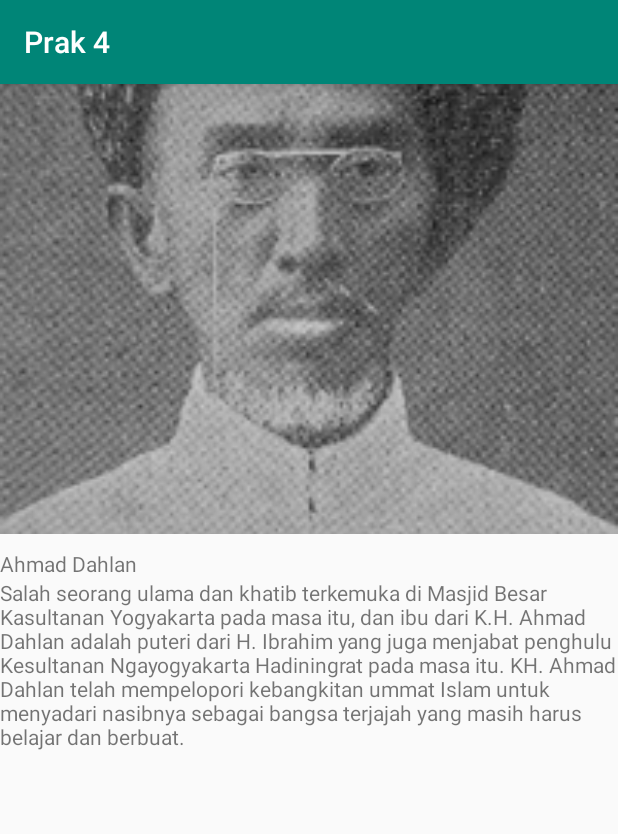
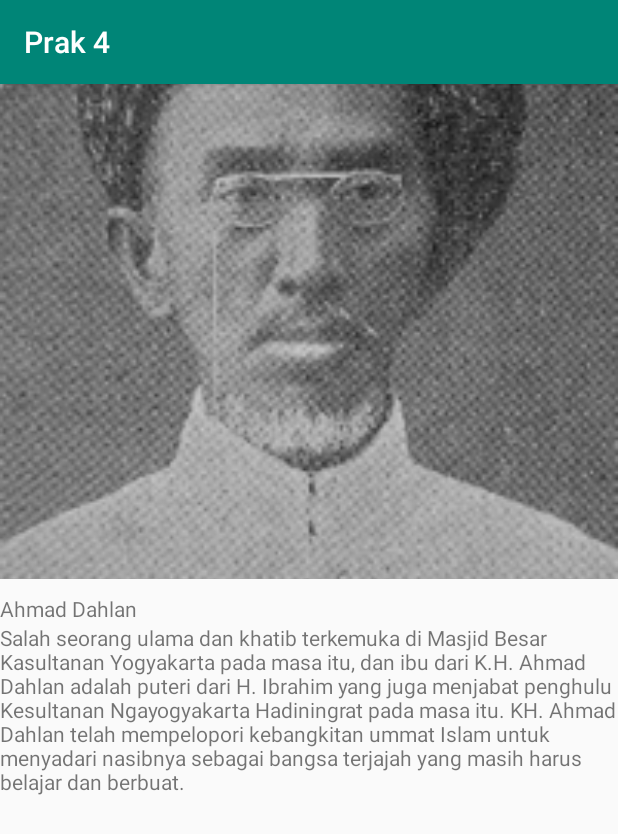
Before and after one commit to qiqigunscloud/Prak5, an Android app: the screen it shows after launch (ActivityDetail before the commit, MainActivity after it), after a tap on "Ahmad Dahlan", on a phone screen of 412 x 824 dp. Shown: the top 834 px of the screen. Run offline under Robolectric (Android 15) with nearby library versions, the phone set to English and light mode, and no system bars.

Commit message:
Membuat Fragment

```diff
--- a/app/build.gradle
+++ b/app/build.gradle
@@ -23,6 +23,7 @@ dependencies {
     implementation fileTree(dir: 'libs', include: ['*.jar'])
     implementation 'androidx.appcompat:appcompat:1.1.0'
     implementation 'androidx.constraintlayout:constraintlayout:1.1.3'
+    implementation 'androidx.legacy:legacy-support-v4:1.0.0'
     testImplementation 'junit:junit:4.12'
     androidTestImplementation 'androidx.test.ext:junit:1.1.1'
     androidTestImplementation 'androidx.test.espresso:espresso-core:3.2.0'
--- a/app/src/main/java/com/example/prak4/ActivityDetail.java
+++ b/app/src/main/java/com/example/prak4/ActivityDetail.java
@@ -12,28 +12,13 @@ import com.bumptech.glide.request.RequestOptions;
 import java.util.Objects;
 
 public class ActivityDetail extends AppCompatActivity {
-    ImageView ivPhoto;
-    TextView tvName, tvDescrition;
-
-    Hero heroes = new Hero();
-
     @Override
     protected void onCreate(Bundle savedInstanceState) {
         super.onCreate(savedInstanceState);
         setContentView(R.layout.activity_detail);
 
-        ivPhoto = findViewById(R.id.iv_photo);
-        tvName = findViewById(R.id.tv_name);
-        tvDescrition = findViewById(R.id.tv_description);
 
-        heroes = Objects.requireNonNull(getIntent().getExtras()).getParcelable("Data");
 
-        tvName.setText(heroes.getNama());
-        tvDescrition.setText(heroes.getDetail());
-        Glide.with(getApplicationContext())
-                .load(heroes.getFoto())
-                .apply(new RequestOptions().override(200, 200))
-                .into(ivPhoto);
 
     }
 }
--- /dev/null
+++ b/app/src/main/java/com/example/prak4/FragmentDetail.java
@@ -0,0 +1,67 @@
+package com.example.prak4;
+
+
+import android.os.Bundle;
+
+import androidx.annotation.NonNull;
+import androidx.annotation.Nullable;
+import androidx.fragment.app.Fragment;
+
+import android.view.LayoutInflater;
+import android.view.View;
+import android.view.ViewGroup;
+import android.widget.ImageView;
+import android.widget.TextView;
+
+import com.bumptech.glide.Glide;
+import com.bumptech.glide.request.RequestOptions;
+
+import java.util.Objects;
+
+
+/**
+ * A simple {@link Fragment} subclass.
+ */
+public class FragmentDetail extends Fragment {
+
+    ImageView ivPhoto;
+    TextView tvName, tvDescrition;
+
+    Hero heroes = new Hero();
+
+
+
+    public FragmentDetail() {
+        // Required empty public constructor
+    }
+
+
+    @Override
+    public View onCreateView(LayoutInflater inflater, ViewGroup container,
+                             Bundle savedInstanceState) {
+        // Inflate the layout for this fragment
+        View view = inflater.inflate(R.layout.fragment_detail, container, false);
+        ivPhoto = view.findViewById(R.id.iv_photo);
+        tvName = view.findViewById(R.id.tv_name);
+        tvDescrition = view.findViewById(R.id.tv_description);
+
+        Bundle bundle = this.getArguments();
+
+        heroes = bundle.getParcelable("Data");
+        return view;
+    }
+
+    @Override
+    public void onViewCreated(@NonNull View view, @Nullable Bundle savedInstanceState) {
+        super.onViewCreated(view, savedInstanceState);
+
+
+        tvName.setText(heroes.getNama());
+        tvDescrition.setText(heroes.getDetail());
+        Glide.with(getActivity())
+                .load(heroes.getFoto())
+                .apply(new RequestOptions().override(200, 200))
+                .into(ivPhoto);
+
+    }
+}
--- a/app/src/main/java/com/example/prak4/HeroAdapter.java
+++ b/app/src/main/java/com/example/prak4/HeroAdapter.java
@@ -2,6 +2,7 @@ package com.example.prak4;
 
 import android.content.Context;
 import android.content.Intent;
+import android.os.Bundle;
 import android.view.LayoutInflater;
 import android.view.View;
 import android.view.ViewGroup;
@@ -10,6 +11,7 @@ import android.widget.TextView;
 import android.widget.Toast;
 
 import androidx.annotation.NonNull;
+import androidx.appcompat.app.AppCompatActivity;
 import androidx.recyclerview.widget.RecyclerView;
 
 import com.bumptech.glide.Glide;
@@ -58,10 +60,15 @@ public class HeroAdapter extends RecyclerView.Adapter<HeroAdapter.ViewHolder> {
             @Override
             public void onClick(View v) {
                 Toast.makeText(holder.itemView.getContext(),hero.getNama(),Toast.LENGTH_SHORT).show();
-                Intent intent = new Intent(holder.itemView.getContext(),ActivityDetail.class);
-                intent.putExtra("Data",hero);
-                intent.setFlags(Intent.FLAG_ACTIVITY_NEW_TASK);
-                holder.itemView.getContext().startActivity(intent);
+                AppCompatActivity activity = (AppCompatActivity) v.getContext();
+                Bundle bundle = new Bundle();
+                bundle.putParcelable("Data",hero);
+                FragmentDetail fragmentDetail = new FragmentDetail();
+                fragmentDetail.setArguments(bundle);
+                activity.getSupportFragmentManager().beginTransaction()
+                        .replace(R.id.fragment_container, fragmentDetail, fragmentDetail.getClass().getSimpleName())
+                        .addToBackStack(null)
+                        .commit();
             }
         });
     }
--- /dev/null
+++ b/app/src/main/java/com/example/prak4/HomeFragment.java
@@ -0,0 +1,61 @@
+package com.example.prak4;
+
+
+import android.os.Bundle;
+
+import androidx.annotation.NonNull;
+import androidx.annotation.Nullable;
+import androidx.fragment.app.Fragment;
+import androidx.recyclerview.widget.LinearLayoutManager;
+import androidx.recyclerview.widget.RecyclerView;
+
+import android.view.LayoutInflater;
+import android.view.View;
+import android.view.ViewGroup;
+
+import java.util.ArrayList;
+
+
+/**
+ * A simple {@link Fragment} subclass.
+ */
+public class HomeFragment extends Fragment {
+    private RecyclerView rvHeroes,rvHorizontal;
+    private ArrayList<Hero> list = new ArrayList<>();
+
+
+    public HomeFragment() {
+        // Required empty public constructor
+    }
+
+
+    @Override
+    public View onCreateView(LayoutInflater inflater, ViewGroup container,
+                             Bundle savedInstanceState) {
+        // Inflate the layout for this fragment
+        View view =  inflater.inflate(R.layout.fragment_home, container, false);
+        rvHeroes = view.findViewById(R.id.rv_Heroes);
+        rvHorizontal = view.findViewById(R.id.rv_list);
+
+        return view;
+    }
+
+    @Override
+    public void onViewCreated(@NonNull View view, @Nullable Bundle savedInstanceState) {
+        super.onViewCreated(view, savedInstanceState);
+        rvHeroes.setHasFixedSize(true);
+        rvHorizontal.setHasFixedSize(true);
+
+        list.addAll(HeroData.getListData());
+        showRecyclerList();
+    }
+    private void showRecyclerList(){
+        rvHeroes.setLayoutManager(new LinearLayoutManager(getActivity()));
+        rvHorizontal.setLayoutManager(new LinearLayoutManager(getActivity(), LinearLayoutManager.HORIZONTAL, false));
+        HeroAdapter listHeroAdapterHorizontal = new HeroAdapter(list, 1);
+        HeroAdapter listHeroAdapter = new HeroAdapter(list, 2);
+        rvHorizontal.setAdapter(listHeroAdapterHorizontal);
+        rvHeroes.setAdapter(listHeroAdapter);
+    }
+
+}
--- a/app/src/main/java/com/example/prak4/MainActivity.java
+++ b/app/src/main/java/com/example/prak4/MainActivity.java
@@ -1,6 +1,7 @@
 package com.example.prak4;
 
 import androidx.appcompat.app.AppCompatActivity;
+import androidx.fragment.app.Fragment;
 import androidx.recyclerview.widget.LinearLayoutManager;
 import androidx.recyclerview.widget.RecyclerView;
 
@@ -9,27 +10,16 @@ import android.os.Bundle;
 import java.util.ArrayList;
 
 public class MainActivity extends AppCompatActivity {
-    private RecyclerView rvHeroes,rvHorizontal;
-    private ArrayList<Hero> list = new ArrayList<>();
 
     @Override
     protected void onCreate(Bundle savedInstanceState) {
         super.onCreate(savedInstanceState);
         setContentView(R.layout.activity_main);
-        rvHeroes = findViewById(R.id.rv_Heroes);
-        rvHorizontal = findViewById(R.id.rv_list);
-        rvHeroes.setHasFixedSize(true);
-        rvHorizontal.setHasFixedSize(true);
 
-        list.addAll(HeroData.getListData());
-        showRecyclerList();
+        Fragment fragment = new HomeFragment();
+        getSupportFragmentManager().beginTransaction()
+                .replace(R.id.fragment_container, fragment, fragment.getClass().getSimpleName())
+                .commit();
     }
-    private void showRecyclerList(){
-        rvHeroes.setLayoutManager(new LinearLayoutManager(this));
-        rvHorizontal.setLayoutManager(new LinearLayoutManager(this, LinearLayoutManager.HORIZONTAL, false));
-        HeroAdapter listHeroAdapterHorizontal = new HeroAdapter(list, 1);
-        HeroAdapter listHeroAdapter = new HeroAdapter(list, 2);
-        rvHorizontal.setAdapter(listHeroAdapterHorizontal);
-        rvHeroes.setAdapter(listHeroAdapter);
-    }
+
 }
--- a/app/src/main/res/layout/activity_main.xml
+++ b/app/src/main/res/layout/activity_main.xml
@@ -7,18 +7,9 @@
     tools:context=".MainActivity"
     android:orientation="vertical">
 
-    <androidx.recyclerview.widget.RecyclerView
-        android:id="@+id/rv_list"
+    <FrameLayout
+        android:id="@+id/fragment_container"
         android:layout_width="match_parent"
-        android:layout_height="wrap_content"
-        android:paddingBottom="14dp"
-        android:paddingTop="14dp"/>
-
-
-    <androidx.recyclerview.widget.RecyclerView
-        android:id="@+id/rv_Heroes"
-        android:layout_width="match_parent"
-        android:layout_height="wrap_content"
-    ></androidx.recyclerview.widget.RecyclerView>
+        android:layout_height="match_parent"/>
 
 </LinearLayout>
--- /dev/null
+++ b/app/src/main/res/layout/fragment_detail.xml
@@ -0,0 +1,43 @@
+<?xml version="1.0" encoding="utf-8"?>
+<FrameLayout xmlns:android="http://schemas.android.com/apk/res/android"
+    xmlns:tools="http://schemas.android.com/tools"
+    android:layout_width="match_parent"
+    android:layout_height="match_parent"
+    tools:context=".FragmentDetail">
+
+    <!-- TODO: Update blank fragment layout -->
+    <ScrollView
+        android:layout_width="match_parent"
+        android:layout_height="wrap_content">
+
+        <LinearLayout
+            android:layout_width="match_parent"
+            android:layout_height="wrap_content"
+            android:paddingBottom="14dp"
+            android:orientation="vertical">
+
+            <ImageView
+                android:id="@+id/iv_photo"
+                android:layout_width="match_parent"
+                android:layout_height="330dp"
+                android:scaleType="centerCrop"
+                android:src="@drawable/ahmad_dahlan"/>
+
+            <TextView
+                android:id="@+id/tv_name"
+                android:layout_width="match_parent"
+                android:layout_height="wrap_content"
+                android:text="Nama"
+                android:layout_marginTop="10dp"/>
+
+            <TextView
+                android:id="@+id/tv_description"
+                android:layout_width="match_parent"
+                android:layout_height="wrap_content"
+                android:text="Deskripsi"/>
+
+        </LinearLayout>
+
+    </ScrollView>
+
+</FrameLayout>
--- /dev/null
+++ b/app/src/main/res/layout/fragment_home.xml
@@ -0,0 +1,28 @@
+<?xml version="1.0" encoding="utf-8"?>
+<FrameLayout xmlns:android="http://schemas.android.com/apk/res/android"
+    xmlns:tools="http://schemas.android.com/tools"
+    android:layout_width="match_parent"
+    android:layout_height="match_parent"
+    tools:context=".HomeFragment">
+
+    <!-- TODO: Update blank fragment layout -->
+    <LinearLayout
+        android:layout_width="match_parent"
+        android:layout_height="match_parent"
+        android:orientation="vertical">
+
+        <androidx.recyclerview.widget.RecyclerView
+            android:id="@+id/rv_list"
+            android:layout_width="match_parent"
+            android:layout_height="wrap_content"
+            android:paddingBottom="14dp"
+            android:paddingTop="14dp"/>
+
+        <androidx.recyclerview.widget.RecyclerView
+            android:id="@+id/rv_Heroes"
+            android:layout_width="match_parent"
+            android:layout_height="wrap_content"
+            ></androidx.recyclerview.widget.RecyclerView>
+    </LinearLayout>
+
+</FrameLayout>
--- a/app/src/main/res/values/strings.xml
+++ b/app/src/main/res/values/strings.xml
@@ -1,3 +1,6 @@
 <resources>
     <string name="app_name">Prak 4</string>
+
+    <!-- TODO: Remove or change this placeholder text -->
+    <string name="hello_blank_fragment">Hello blank fragment</string>
 </resources>
```
